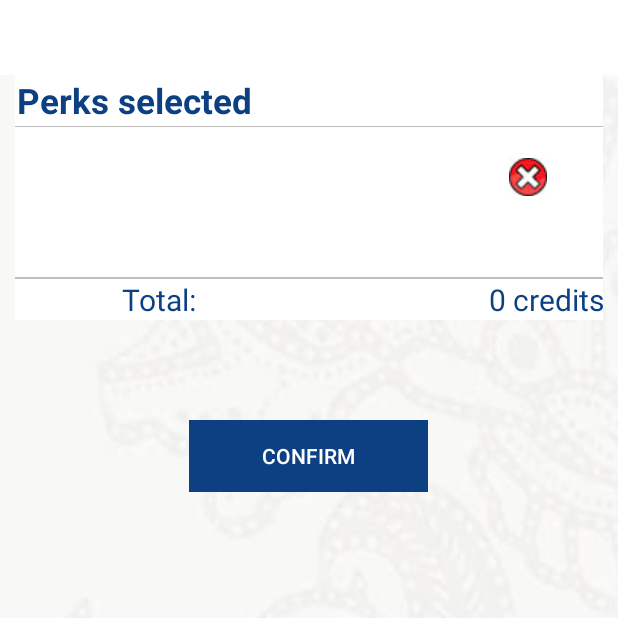
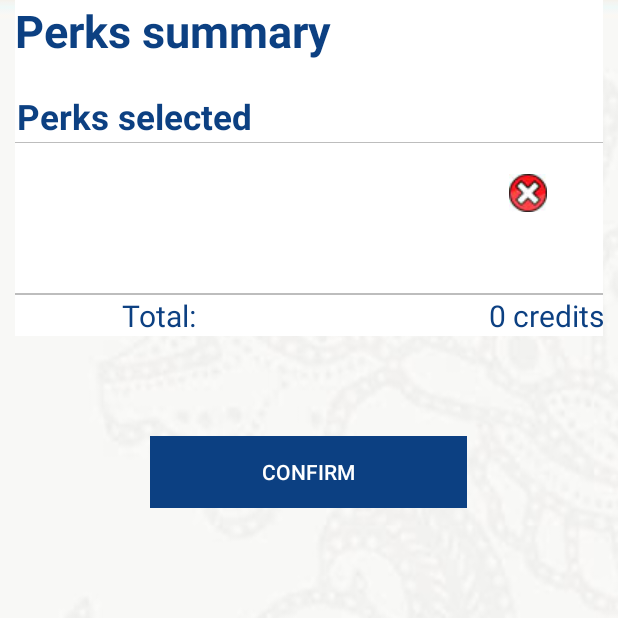
Before and after one commit to jinanan/SIAAC2018, an Android app: the perks_summary screen opened directly, with no data from a screen before it, on a phone screen of 412 x 824 dp, the top half of it. Run offline under Robolectric (Android 15) with nearby library versions, the phone set to English and light mode, and no system bars; pictures from the network do not load; 4 statements that could not run were skipped.

Commit message:
completed project!!!

```diff
--- a/AfterYouSIAMI/app/src/main/assets/app.properties
+++ b/AfterYouSIAMI/app/src/main/assets/app.properties
@@ -5,7 +5,7 @@ flight.origin=SIN
 flight.dest=AKL
 quantity_fields=KrisFlyer Miles,KrisPay Credit,Cash
 user.bookingID=7C3PGH
-user.bookingClass=Business
+user.bookingClass=Economy
 user.firstName=Patrycja
 user.lastName=Mcclure
 user.KFNumber=1279225155
--- a/AfterYouSIAMI/app/src/main/java/com/example/user/afteryousiami/Chooseperks.java
+++ b/AfterYouSIAMI/app/src/main/java/com/example/user/afteryousiami/Chooseperks.java
@@ -39,6 +39,7 @@ import java.io.IOException;
 import java.io.Serializable;
 import java.text.DecimalFormat;
 import java.util.ArrayList;
+import java.util.Collections;
 import java.util.List;
 import java.util.Properties;
 
@@ -85,6 +86,8 @@ public class Chooseperks extends Activity {
     private void createSpinnerObjects(List<Perks> perksList) {
         this.perksList = perksList;     //set the object to be accessed by the spinenr selected method
         List<String> array = new ArrayList<>();
+        Collections.sort(perksList);
+
         for (Perks p : perksList) {
             String category = p.getCategory();
             if (!array.contains(category)) {
--- a/AfterYouSIAMI/app/src/main/java/com/example/user/afteryousiami/objects/Perks.java
+++ b/AfterYouSIAMI/app/src/main/java/com/example/user/afteryousiami/objects/Perks.java
@@ -1,8 +1,10 @@
 package com.example.user.afteryousiami.objects;
+
+import android.support.annotation.NonNull;
 
 import java.io.Serializable;
 
-public class Perks implements Serializable {
+public class Perks implements Serializable, Comparable<Perks> {
 
     private String category;
     private String name;
@@ -97,4 +99,9 @@ public class Perks implements Serializable {
                 ", pricePerUnit=" + pricePerUnit +
                 '}';
     }
+
+    @Override
+    public int compareTo(@NonNull Perks perks) {
+        return perks.getName().compareTo(this.getName());
+    }
 }
--- a/AfterYouSIAMI/app/src/main/java/com/example/user/afteryousiami/perks_summary.java
+++ b/AfterYouSIAMI/app/src/main/java/com/example/user/afteryousiami/perks_summary.java
@@ -78,7 +78,7 @@ public class perks_summary extends Activity {
 
         int childCount = layout.getChildCount();
 
-        for (int i = childCount - 1; i >= 1; i--) {
+        for (int i = childCount - 1; i >= 2; i--) {
             TableRow row = (TableRow) layout.getChildAt(i);
             layout.removeView(row);
         }
@@ -274,7 +274,7 @@ public class perks_summary extends Activity {
      * invoke for notification
      */
     private void notificationcall() {
-        NotificationCompat.Builder notificationBuilder = (NotificationCompat.Builder) new NotificationCompat.Builder(this).setDefaults(NotificationCompat.DEFAULT_ALL).setSmallIcon(R.drawable.logo).setLargeIcon(BitmapFactory.decodeResource(getResources(), R.drawable.logo)).setContentTitle("Notification Call").setContentText("Test");
+        NotificationCompat.Builder notificationBuilder = (NotificationCompat.Builder) new NotificationCompat.Builder(this).setDefaults(NotificationCompat.DEFAULT_ALL).setSmallIcon(R.drawable.logo).setLargeIcon(BitmapFactory.decodeResource(getResources(), R.drawable.logo)).setContentTitle("AfterYou perks notification").setContentText("Confirm your bids!");
         NotificationManager notificationManager = (NotificationManager) getSystemService(Context.NOTIFICATION_SERVICE);
         notificationManager.notify(1, notificationBuilder.build());
     }
--- a/AfterYouSIAMI/app/src/main/res/layout/activity_perks_summary.xml
+++ b/AfterYouSIAMI/app/src/main/res/layout/activity_perks_summary.xml
@@ -9,17 +9,6 @@
     android:orientation="vertical"
     tools:context=".perks_summary">
 
-    <TextView
-        android:id="@+id/textView"
-        android:layout_width="match_parent"
-        android:layout_height="50dp"
-        android:layout_weight="0"
-        android:background="@android:color/white"
-        android:text="Perks Summary"
-        android:textAlignment="center"
-        android:textColor="@android:color/black"
-        android:textSize="25sp"
-        android:paddingBottom="50sp"/>
 
     <ScrollView
         android:layout_width="fill_parent"
@@ -33,6 +22,26 @@
             android:layout_height="match_parent"
             android:paddingLeft="10dp"
             android:paddingRight="10dp">
+
+            <TableRow
+                android:layout_width="match_parent"
+                android:layout_height="match_parent"
+                android:background="#FFFFFF">
+
+                <TextView
+                    android:id="@+id/headerTextView"
+                    android:layout_width="wrap_content"
+                    android:layout_height="match_parent"
+                    android:background="@android:color/white"
+                    android:paddingBottom="20sp"
+                    android:text="Perks summary"
+                    android:textAlignment="center"
+                    android:textColor="@color/blue"
+                    android:textSize="30sp"
+                    android:textStyle="bold"
+
+                    />
+            </TableRow>
 
             <TableRow
                 android:layout_width="match_parent"
```
